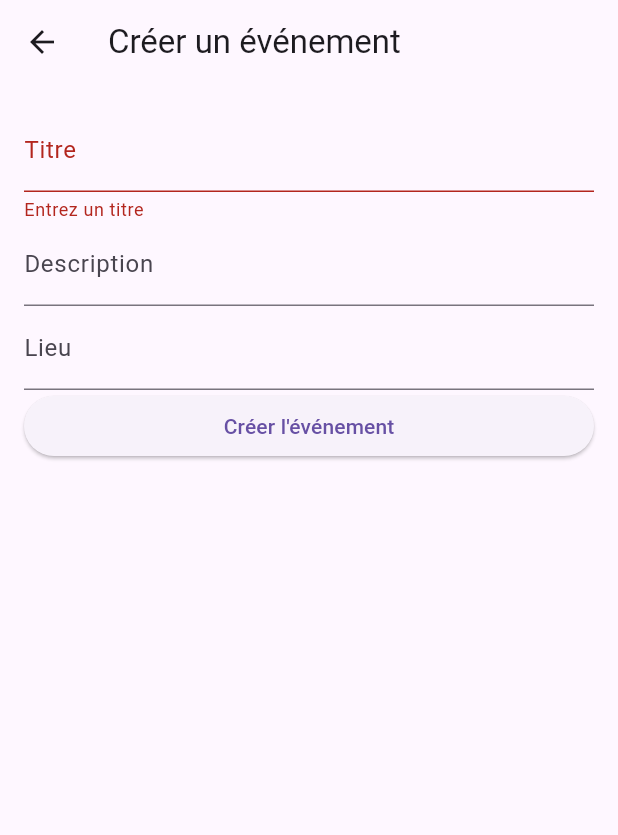
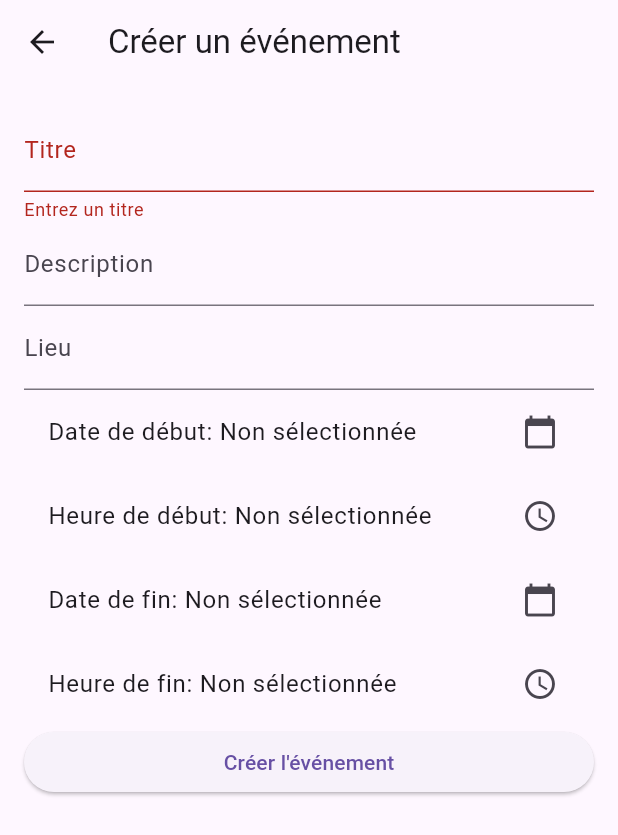
Before and after one commit to boguh/eseo_flutter_project, a Flutter app: the EventCreationScreen screen opened directly, after a tap on an icon or button, on a phone screen of 412 x 824 dp. Shown: the top 835 px of the screen. Run offline on Flutter 3.47's test engine with Material 3 defaults, Android fonts, the phone set to English and light mode, and no system bars; our stand-ins replace google_sign_in; missing offline and left inert: extension_google_sign_in_as_googleapis_auth, googleapis.

Commit message:
able to create events

```diff
--- a/lib/pages/event_creation_screen.dart
+++ b/lib/pages/event_creation_screen.dart
@@ -3,6 +3,7 @@ import 'package:flutter/services.dart';
 import 'package:flutter/widgets.dart';
 import 'package:googleapis/calendar/v3.dart' as cal;
 import '../models/calendar_client.dart';
+
 class EventCreationScreen extends StatefulWidget {
   @override
   _EventCreationScreenState createState() => _EventCreationScreenState();
@@ -15,27 +16,85 @@ class _EventCreationScreenState extends State<EventCreationScreen> {
   String? currentLocation;
   List<String> attendeeEmails = [];
   bool shouldNofityAttendees = false;
-  int startTimeInEpoch = DateTime.now().millisecondsSinceEpoch;
-  int endTimeInEpoch = DateTime.now().add(Duration(hours: 1)).millisecondsSinceEpoch;
+  DateTime? startDate;
+  TimeOfDay? startTime;
+  DateTime? endDate;
+  TimeOfDay? endTime;
 
   void _submitEvent() async {
     if (_formKey.currentState!.validate()) {
       _formKey.currentState!.save();
+
+      if (startDate != null && startTime != null && endDate != null && endTime != null) {
+        DateTime startDateTime = DateTime(
+          startDate!.year,
+          startDate!.month,
+          startDate!.day,
+          startTime!.hour,
+          startTime!.minute,
+        );
+
+        DateTime endDateTime = DateTime(
+          endDate!.year,
+          endDate!.month,
+          endDate!.day,
+          endTime!.hour,
+          endTime!.minute,
+        );
 
         CalendarClient calendarClient = CalendarClient();
         await calendarClient.insert(
           title: currentTitle ?? '',
           description: currentDesc ?? '',
           location: currentLocation ?? '',
-        attendeeEmailList: attendeeEmails.map((email) => cal.EventAttendee()..email = email).toList(),
+          attendeeEmailList: attendeeEmails.map((email) => cal.EventAttendee(email: email)).toList(),
           shouldNotifyAttendees: shouldNofityAttendees,
-        startTime: DateTime.fromMillisecondsSinceEpoch(startTimeInEpoch),
-        endTime: DateTime.fromMillisecondsSinceEpoch(endTimeInEpoch),
+          startTime: startDateTime,
+          endTime: endDateTime,
         );
 
         ScaffoldMessenger.of(context).showSnackBar(
           SnackBar(content: Text('Événement créé avec succès')),
         );
+      } else {
+        ScaffoldMessenger.of(context).showSnackBar(
+          SnackBar(content: Text('Veuillez sélectionner la date et l\'heure')),
+        );
+      }
+    }
+  }
+
+  Future<void> _selectDate(BuildContext context, bool isStart) async {
+    final DateTime? picked = await showDatePicker(
+      context: context,
+      initialDate: DateTime.now(),
+      firstDate: DateTime(2000),
+      lastDate: DateTime(2101),
+    );
+    if (picked != null) {
+      setState(() {
+        if (isStart) {
+          startDate = picked;
+        } else {
+          endDate = picked;
+        }
+      });
+    }
+  }
+
+  Future<void> _selectTime(BuildContext context, bool isStart) async {
+    final TimeOfDay? picked = await showTimePicker(
+      context: context,
+      initialTime: TimeOfDay.now(),
+    );
+    if (picked != null) {
+      setState(() {
+        if (isStart) {
+          startTime = picked;
+        } else {
+          endTime = picked;
+        }
+      });
     }
   }
 
@@ -61,6 +120,26 @@ class _EventCreationScreenState extends State<EventCreationScreen> {
               decoration: InputDecoration(labelText: 'Lieu'),
               onSaved: (value) => currentLocation = value,
             ),
+            ListTile(
+              title: Text('Date de début: ${startDate != null ? startDate.toString() : 'Non sélectionnée'}'),
+              trailing: Icon(Icons.calendar_today),
+              onTap: () => _selectDate(context, true),
+            ),
+            ListTile(
+              title: Text('Heure de début: ${startTime != null ? startTime?.format(context) : 'Non sélectionnée'}'),
+              trailing: Icon(Icons.access_time),
+              onTap: () => _selectTime(context, true),
+            ),
+            ListTile(
+              title: Text('Date de fin: ${endDate != null ? endDate.toString() : 'Non sélectionnée'}'),
+              trailing: Icon(Icons.calendar_today),
+              onTap: () => _selectDate(context, false),
+            ),
+            ListTile(
+              title: Text('Heure de fin: ${endTime != null ? endTime?.format(context) : 'Non sélectionnée'}'),
+              trailing: Icon(Icons.access_time),
+              onTap: () => _selectTime(context, false),
+            ),
             ElevatedButton(
               onPressed: _submitEvent,
               child: Text('Créer l\'événement'),
```
Lines whose indentation alone changed are shown as unchanged.
